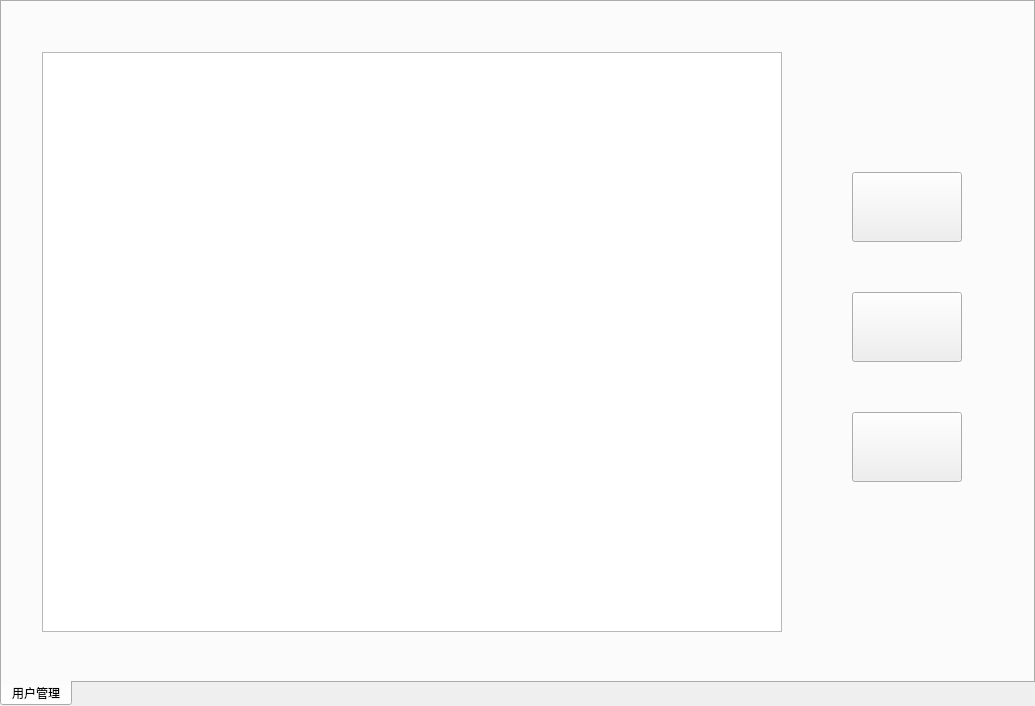
st2eam/-Rookie-mutual-carry, file Hotel_management_System/system_management.ui: the form before one commit.
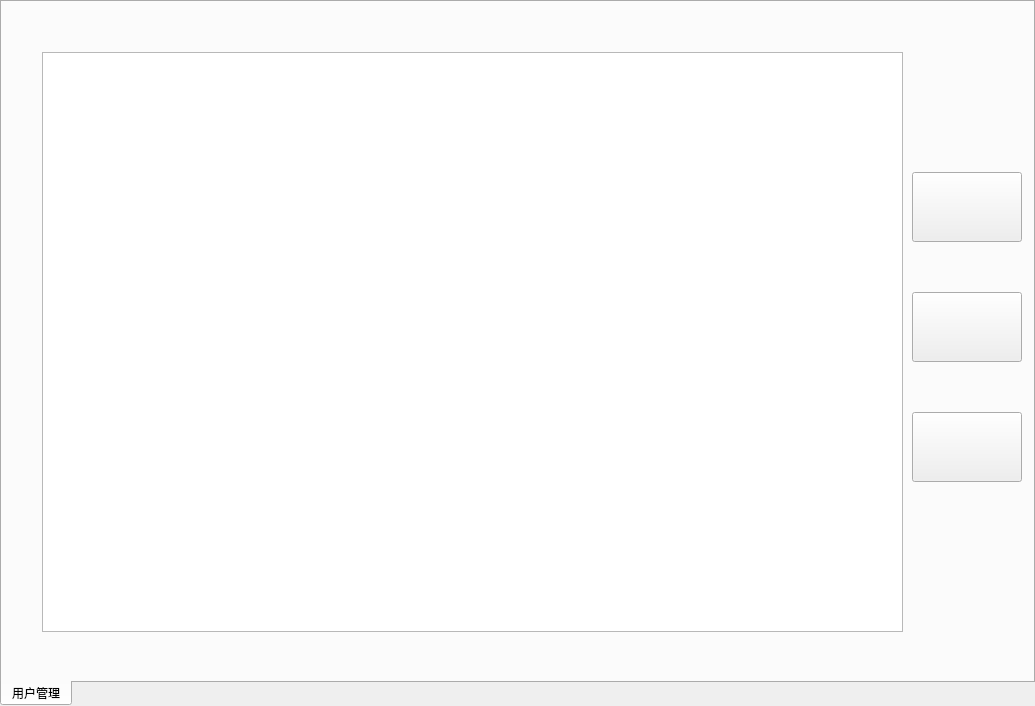
The form after the commit.

Patch:
```diff
--- a/Hotel_management_System/system_management.ui
+++ b/Hotel_management_System/system_management.ui
@@ -53,7 +53,7 @@
     <widget class="QPushButton" name="pushButton_4">
      <property name="geometry">
       <rect>
-       <x>850</x>
+       <x>910</x>
        <y>170</y>
        <width>110</width>
        <height>70</height>
@@ -66,7 +66,7 @@
     <widget class="QPushButton" name="pushButton_6">
      <property name="geometry">
       <rect>
-       <x>850</x>
+       <x>910</x>
        <y>410</y>
        <width>110</width>
        <height>70</height>
@@ -79,7 +79,7 @@
     <widget class="QPushButton" name="pushButton_5">
      <property name="geometry">
       <rect>
-       <x>850</x>
+       <x>910</x>
        <y>290</y>
        <width>110</width>
        <height>70</height>
@@ -94,7 +94,7 @@
       <rect>
        <x>40</x>
        <y>50</y>
-       <width>740</width>
+       <width>861</width>
        <height>580</height>
       </rect>
      </property>
```
